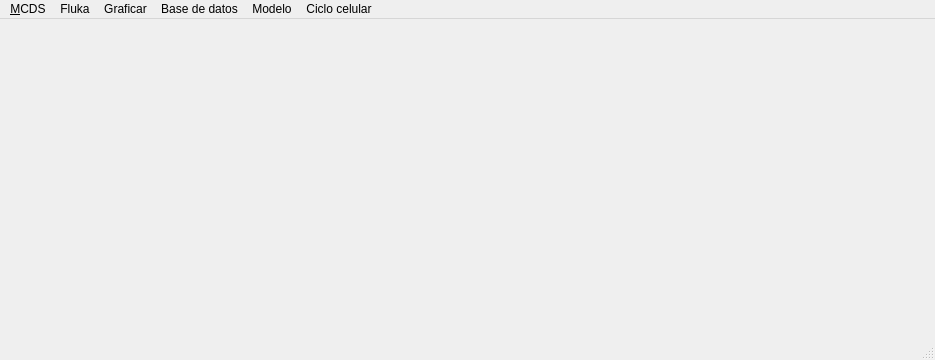
First picture: the form in INTERFAZ/ventana_principal.ui, repository mpvalen/interfaz_grafica_adn, before the edit.
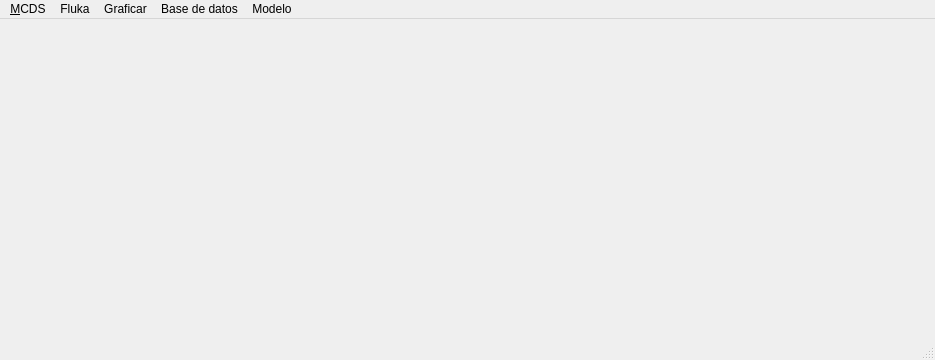
Second picture: the form after the edit.

What changed in the file:
```diff
--- a/INTERFAZ/ventana_principal.ui
+++ b/INTERFAZ/ventana_principal.ui
@@ -86,19 +86,11 @@
     </widget>
     <addaction name="menuWang_2018"/>
    </widget>
-   <widget class="QMenu" name="menuCiclo_celular">
-    <property name="title">
-     <string>Ciclo celular</string>
-    </property>
-    <addaction name="actionG1"/>
-    <addaction name="actionG2"/>
-   </widget>
    <addaction name="menu_Vista"/>
    <addaction name="menuFluka"/>
    <addaction name="menuGraficar"/>
    <addaction name="menuBase_de_datos"/>
    <addaction name="menuModelo"/>
-   <addaction name="menuCiclo_celular"/>
   </widget>
   <widget class="QStatusBar" name="statusbar"/>
   <action name="actionCelula">
```
